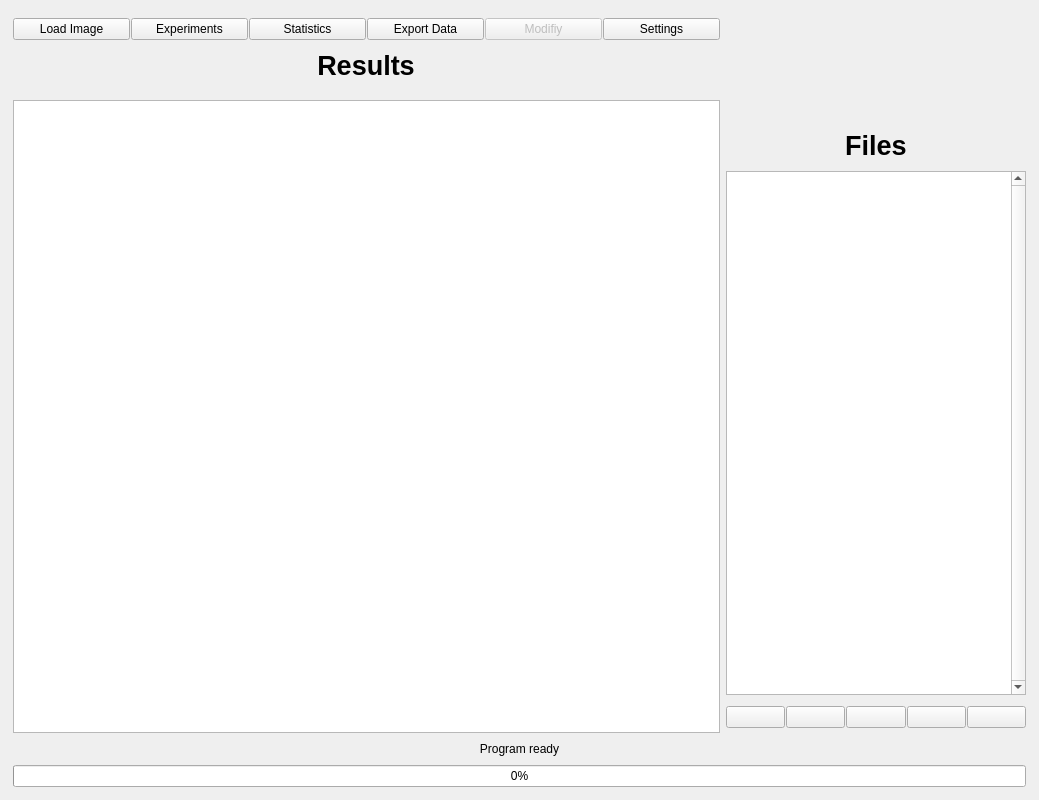
Qt form gui/definitions/ui/nucdetect.ui (SilMon/NucDetect) before a commit.
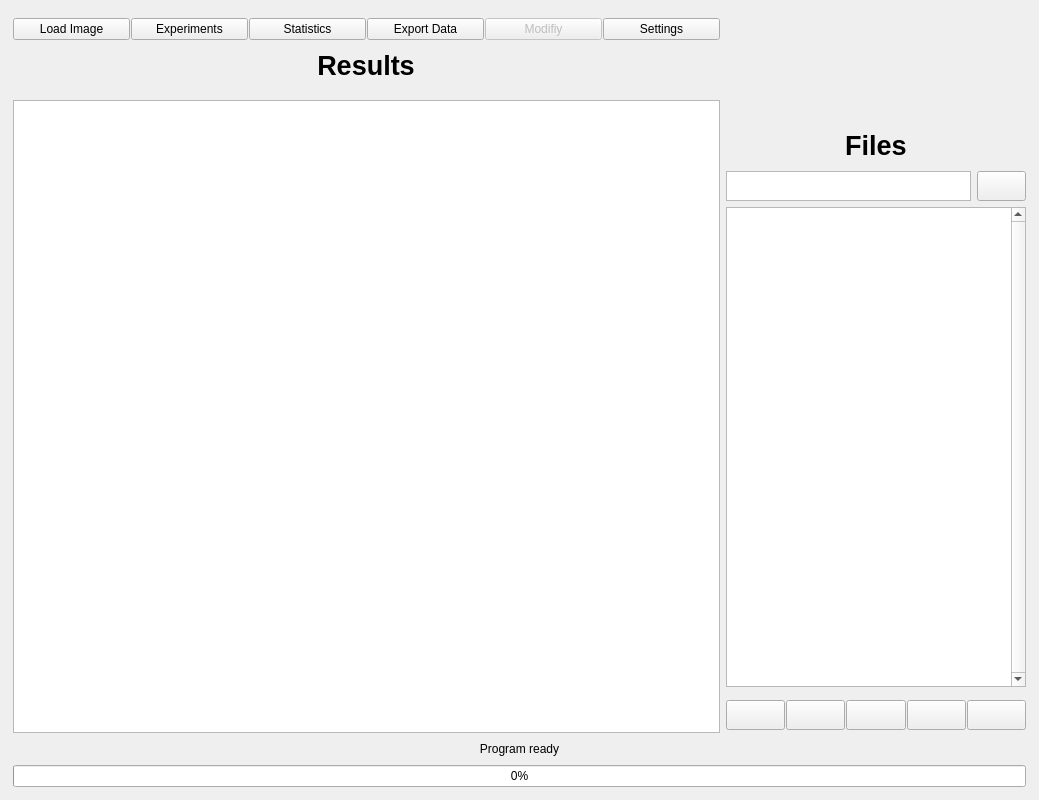
The same form after that commit. Icons and pictures are not drawn.

The edit to the form file:
```diff
--- a/gui/definitions/ui/nucdetect.ui
+++ b/gui/definitions/ui/nucdetect.ui
@@ -227,7 +227,7 @@
        </layout>
       </item>
       <item>
-       <layout class="QVBoxLayout" name="verticalLayout_2" stretch="0,0,0,0">
+       <layout class="QVBoxLayout" name="verticalLayout_2" stretch="0,0,0,0,0">
         <property name="sizeConstraint">
          <enum>QLayout::SetDefaultConstraint</enum>
         </property>
@@ -304,6 +304,39 @@
           </property>
          </widget>
         </item>
+        <item>
+         <layout class="QHBoxLayout" name="horizontalLayout_5" stretch="5,1">
+          <item>
+           <widget class="QTextEdit" name="te_search">
+            <property name="sizePolicy">
+             <sizepolicy hsizetype="Preferred" vsizetype="Preferred">
+              <horstretch>0</horstretch>
+              <verstretch>0</verstretch>
+             </sizepolicy>
+            </property>
+            <property name="minimumSize">
+             <size>
+              <width>0</width>
+              <height>30</height>
+             </size>
+            </property>
+           </widget>
+          </item>
+          <item>
+           <widget class="QPushButton" name="pushButton">
+            <property name="minimumSize">
+             <size>
+              <width>30</width>
+              <height>30</height>
+             </size>
+            </property>
+            <property name="text">
+             <string/>
+            </property>
+           </widget>
+          </item>
+         </layout>
+        </item>
         <item>
          <widget class="QListView" name="list_images">
           <property name="sizePolicy">
@@ -380,8 +413,8 @@
             </property>
             <property name="minimumSize">
              <size>
-              <width>0</width>
-              <height>0</height>
+              <width>30</width>
+              <height>30</height>
              </size>
             </property>
             <property name="maximumSize">
@@ -402,8 +435,8 @@
            <widget class="QPushButton" name="btn_analyse_all">
             <property name="minimumSize">
              <size>
-              <width>0</width>
-              <height>0</height>
+              <width>30</width>
+              <height>30</height>
              </size>
             </property>
             <property name="maximumSize">
@@ -430,8 +463,8 @@
             </property>
             <property name="minimumSize">
              <size>
-              <width>0</width>
-              <height>0</height>
+              <width>30</width>
+              <height>30</height>
              </size>
             </property>
             <property name="maximumSize">
@@ -452,8 +485,8 @@
            <widget class="QPushButton" name="btn_clear_list">
             <property name="minimumSize">
              <size>
-              <width>0</width>
-              <height>0</height>
+              <width>30</width>
+              <height>30</height>
              </size>
             </property>
             <property name="maximumSize">
@@ -472,6 +505,12 @@
           </item>
           <item>
            <widget class="QPushButton" name="btn_reload">
+            <property name="minimumSize">
+             <size>
+              <width>30</width>
+              <height>30</height>
+             </size>
+            </property>
             <property name="maximumSize">
              <size>
               <width>16777215</width>
```
